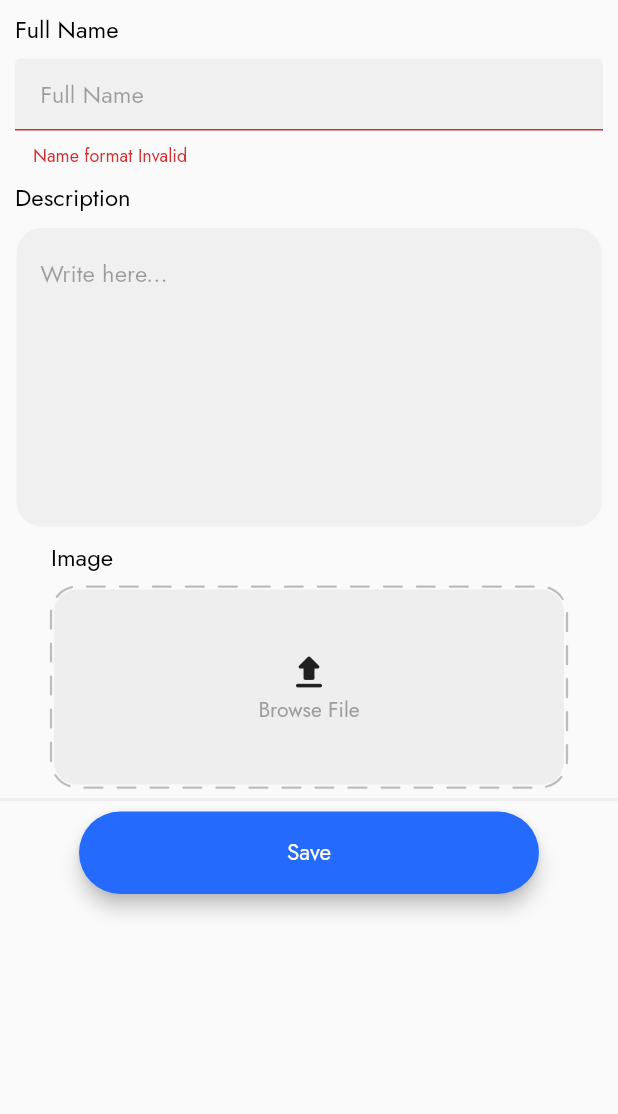
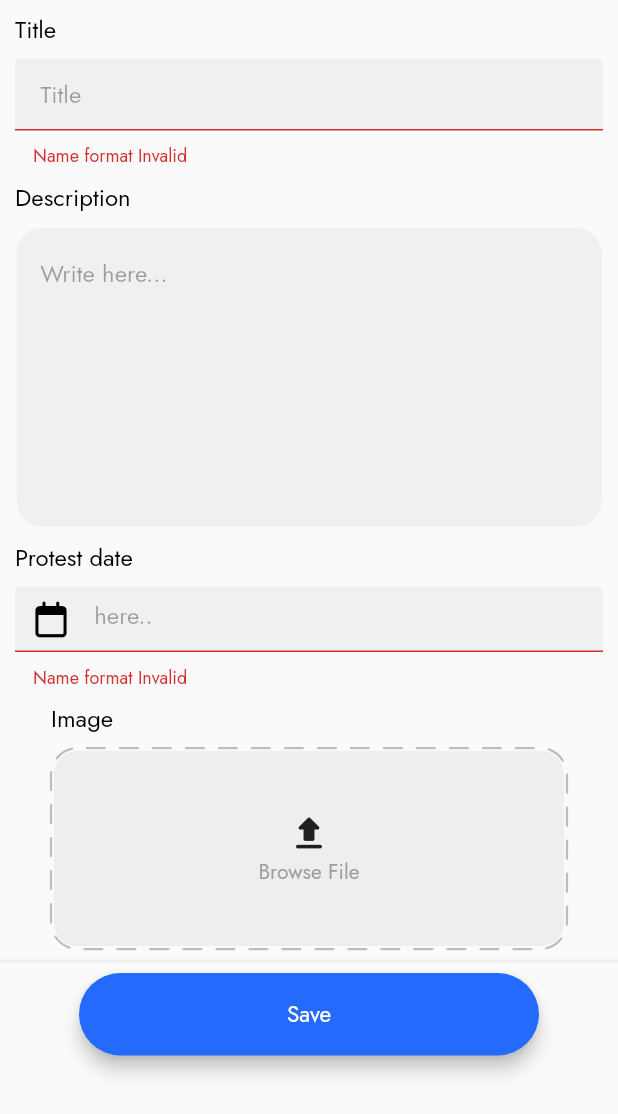
Before and after one commit to Kaizoku01/UniteToFight---Bitbox-3.0-Hackathon, a Flutter app: the CreateProtestPost screen opened by its route, after a tap on "Save", on a phone screen of 412 x 824 dp. Shown: the top 1114 px of the screen. Run offline on Flutter 3.47's test engine with Material 2 defaults, Android fonts, the phone set to English and light mode, and no system bars; drawn by our look-alikes of dotted_border; our stand-ins replace connectivity_plus, convex_bottom_bar, file_picker, flutter_spinkit, font_awesome_flutter, image_picker.

Commit message:
third commit

```diff
--- a/lib/Screens/createProtestPost.dart
+++ b/lib/Screens/createProtestPost.dart
@@ -1,4 +1,6 @@
 import 'package:flutter/material.dart';
+import 'package:font_awesome_flutter/font_awesome_flutter.dart';
+import 'package:intl/intl.dart';
 import 'package:unitetofight/Screens/mediaPicker.dart';
 import 'package:unitetofight/globalConstants.dart' as global;
 import 'package:unitetofight/internetConnectivity/internetConnectivity.dart' as conn;
@@ -15,7 +17,7 @@ class _CreateProtestPostState extends State<CreateProtestPost> {
   final _titleController = TextEditingController();
 
   final _descriptionController = TextEditingController();
-
+  final _startStamp = TextEditingController();
   final formKey = GlobalKey<FormState>();
   @override
   Widget build(BuildContext context) {
@@ -31,14 +33,14 @@ class _CreateProtestPostState extends State<CreateProtestPost> {
                   Semantics(
                     label: 'Full name text field',
                     child: ZealFormField(
-                      headerTitle: 'Full Name',
+                      headerTitle: 'Title',
                       content: TextFormField(
                         controller: _titleController,
                         style: TextStyle(fontSize: 16),
                         cursorColor: Colors.black,
                         cursorHeight: 20,
                         decoration: InputDecoration(
-                          hintText: '\tFull Name',
+                          hintText: '\tTitle',
                           hintStyle: TextStyle(
                               fontWeight: FontWeight.w400,
                               color: Colors.black.withOpacity(0.35)),
@@ -97,6 +99,64 @@ class _CreateProtestPostState extends State<CreateProtestPost> {
                           ),
                           filled: true,
                         ),
+                      ),
+                    ),
+                  ),
+                  ZealFormField(
+                    headerTitle: 'Protest date',
+                    content: SizedBox(
+                      height: global.deviceHeight / 12,
+                      width: global.deviceWidth,
+                      child: TextFormField(
+                        readOnly: true,
+                        controller: _startStamp,
+                        style: TextStyle(fontSize: 16),
+                        cursorColor: Colors.black,
+                        cursorHeight: 20,
+                        decoration: InputDecoration(
+                          hintText: '\there..',
+                          hintStyle: TextStyle(
+                              fontWeight: FontWeight.w400,
+                              color: Colors.black.withOpacity(0.35)),
+                          focusedBorder: OutlineInputBorder(
+                            borderRadius: BorderRadius.circular(18.0),
+                            borderSide: const BorderSide(
+                              color: Color(0xfffafafa),
+                            ),
+                          ),
+                          enabledBorder: OutlineInputBorder(
+                            borderRadius: BorderRadius.circular(18.0),
+                            borderSide: const BorderSide(
+                              color: Color(0xfffafafa),
+                            ),
+                          ),
+                          filled: true,
+                          prefixIcon: IconButton(
+                              icon: Icon(FontAwesomeIcons.calendar),
+                              color: Colors.black,
+                              onPressed: () async {
+                                DateTime? picked = await showDatePicker(
+                                    context: context,
+                                    initialDate: DateTime.now(),
+                                    firstDate: DateTime(2000),
+                                    lastDate: DateTime(2100),
+                                    initialEntryMode:
+                                    DatePickerEntryMode.calendarOnly);
+                                if (picked != null) {
+                                  setState(() {
+                                    _startStamp.text =
+                                        DateFormat.yMMMd().format(picked);
+                                  });
+                                }
+                              }),
+                        ),
+                        validator: (val) {
+                          if (val!.isEmpty) {
+                            return "Name format Invalid";
+                          } else {
+                            return null;
+                          }
+                        },
                       ),
                     ),
                   ),
--- a/pubspec.yaml
+++ b/pubspec.yaml
@@ -42,6 +42,7 @@ dependencies:
   flutter_spinkit: ^5.1.0
   connectivity_plus: ^3.0.3
   image_picker: ^0.8.7+3
+  intl: ^0.18.0
 
 dev_dependencies:
   flutter_test:
```
Also changed, not shown: lib/Screens/HomePage.dart (+22 -5 lines), lib/Screens/profilePage.dart (+22 -2 lines), assets/images/failedSubmission.png (added), assets/images/successSubmission.png (added), pubspec.lock, 1 other file.
